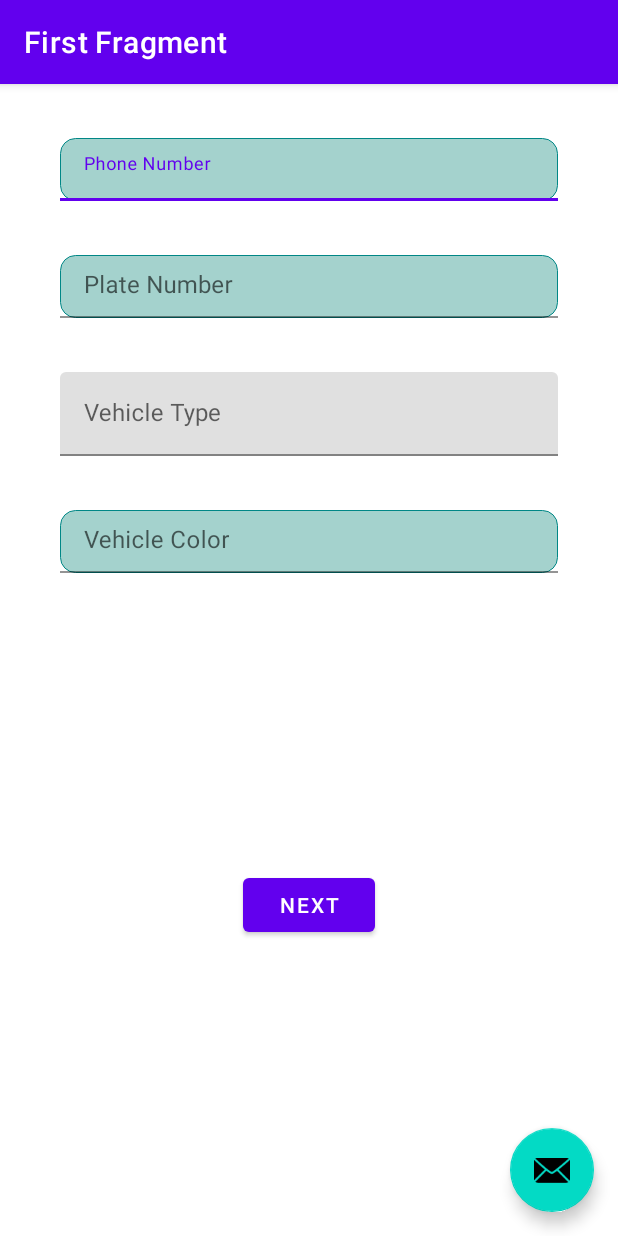
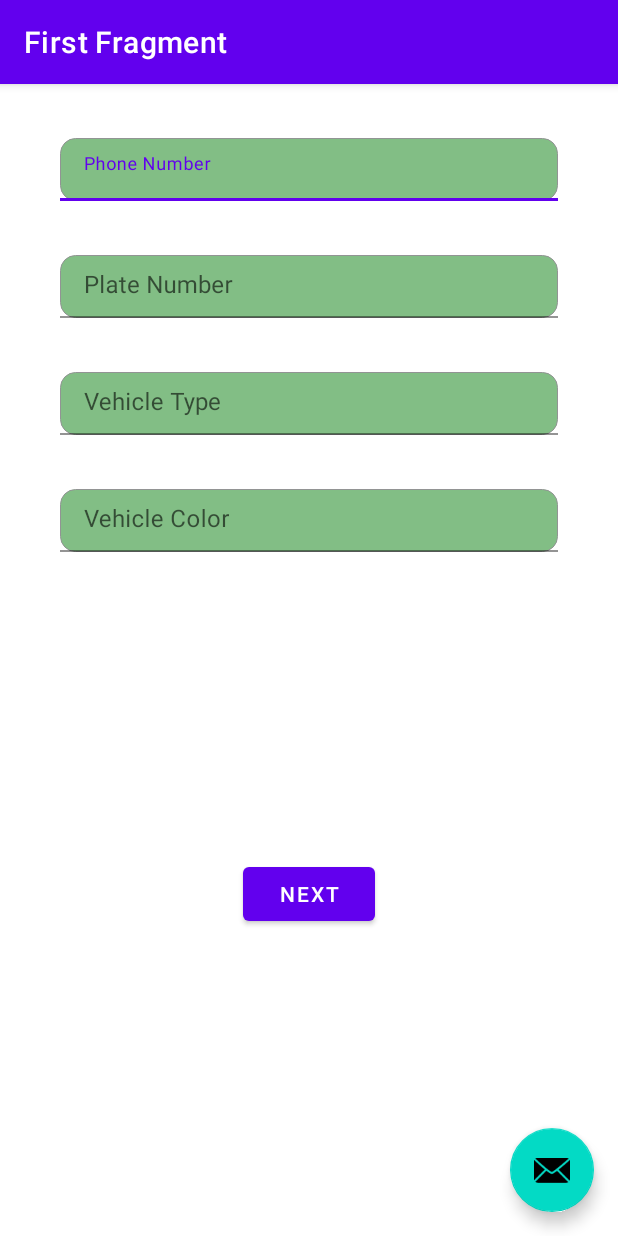
Before and after one commit to omarhatem1995/Mika, an Android app: the screen it shows after launch (LoginActivity), on a phone screen of 412 x 824 dp. Run offline under Robolectric (Android 15) with nearby library versions, the light colour scheme and no system bars; our stand-ins replace Firebase (no records; nobody signed in at launch, a user with empty details on screens opened directly), navigation-ui; libraries missing offline, so code that uses them is left out: com.firebase.ui; 2 statements that could not run were skipped.

Commit message:
-Fixed some colors

```diff
--- a/app/src/main/res/drawable/edit_text_layout.xml
+++ b/app/src/main/res/drawable/edit_text_layout.xml
@@ -1,7 +1,7 @@
 <?xml version="1.0" encoding="utf-8"?>
 <shape xmlns:android="http://schemas.android.com/apk/res/android">
 
-    <solid android:color="@color/colorAy7aga"/>
+    <solid android:color="@color/colorSecondary"/>
     <corners android:radius="10dp"/>
     <stroke android:color="@color/gray_border" android:width="0.6dp"/>
 </shape>
--- a/app/src/main/res/layout/fragment_first.xml
+++ b/app/src/main/res/layout/fragment_first.xml
@@ -72,6 +72,7 @@
 
         <com.google.android.material.textfield.TextInputEditText
             android:id="@+id/vehicle_type"
+            style="@style/MyEditTextTheme"
             android:layout_width="match_parent"
             android:layout_height="wrap_content"
             android:layout_marginTop="16dp"
--- a/app/src/main/res/values-night/themes.xml
+++ b/app/src/main/res/values-night/themes.xml
@@ -1,6 +1,6 @@
 <resources xmlns:tools="http://schemas.android.com/tools">
     <!-- Base application theme. -->
-    <style name="Theme.Mika" parent="Theme.MaterialComponents.DayNight.DarkActionBar">
+    <style name="Theme.Mika" parent="Theme.MaterialComponents.Light.NoActionBar">
         <!-- Primary brand color. -->
         <item name="colorPrimary">@color/purple_200</item>
         <item name="colorPrimaryVariant">@color/purple_700</item>
--- a/app/src/main/res/values/colors.xml
+++ b/app/src/main/res/values/colors.xml
@@ -7,7 +7,7 @@
     <color name="teal_700">#FF018786</color>
     <color name="black">#FF000000</color>
     <color name="dark_text">#FF000000</color>
-    <color name="colorAy7aga">#905EAFA7</color>
-    <color name="gray_border">#FF018786</color>
+    <color name="colorSecondary">#82BE85</color>
+    <color name="gray_border">#929494</color>
     <color name="white">#FFFFFFFF</color>
 </resources>
--- a/app/src/main/res/values/themes.xml
+++ b/app/src/main/res/values/themes.xml
@@ -1,6 +1,6 @@
 <resources xmlns:tools="http://schemas.android.com/tools">
     <!-- Base application theme. -->
-    <style name="Theme.Mika" parent="Theme.MaterialComponents.DayNight.DarkActionBar">
+    <style name="Theme.Mika" parent="Theme.MaterialComponents.Light.NoActionBar">
         <!-- Primary brand color. -->
         <item name="colorPrimary">@color/purple_500</item>
         <item name="colorPrimaryVariant">@color/purple_700</item>
```
